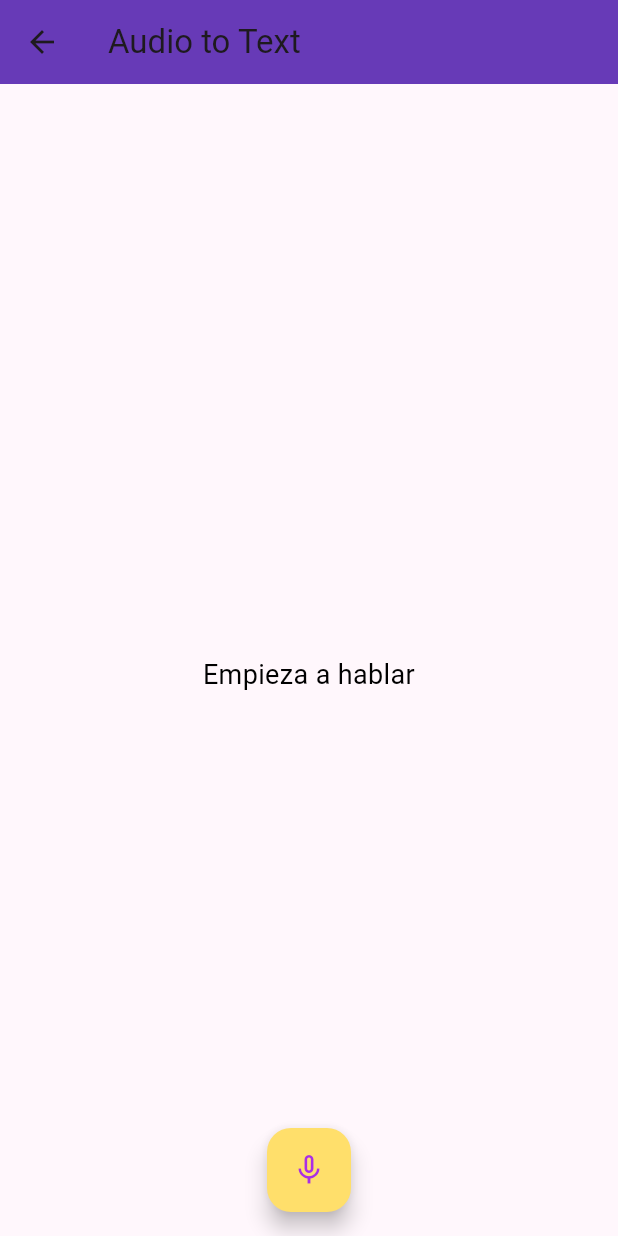
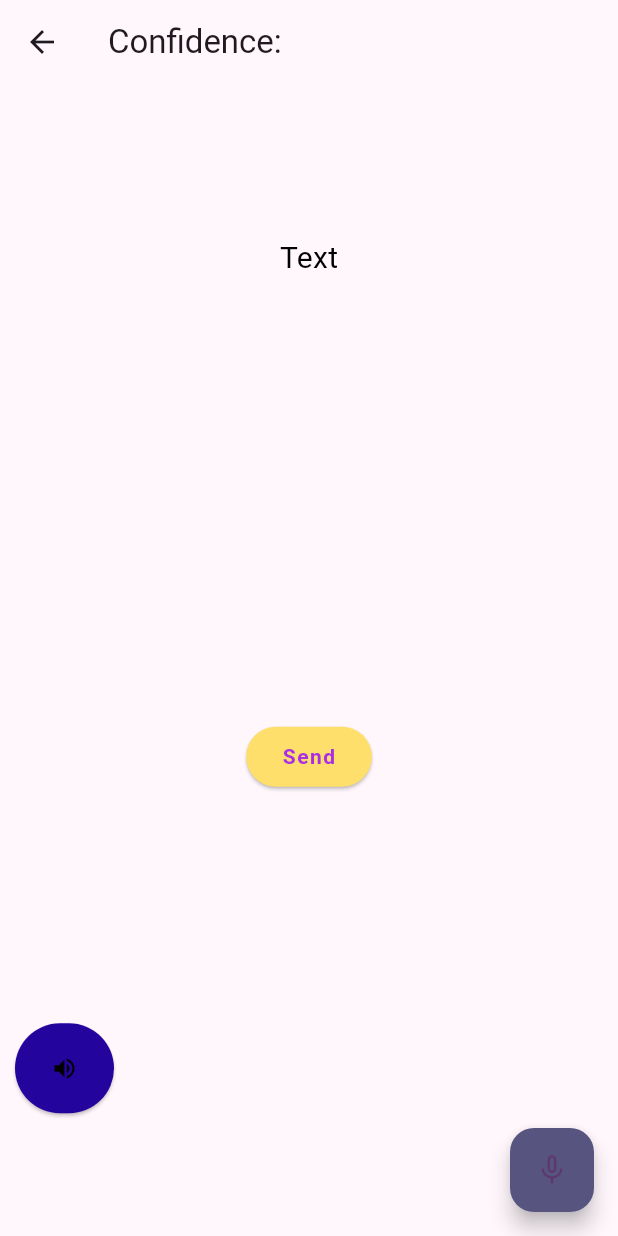
Before and after one commit to armandomm09/hackpue, a Flutter app: the AudioToTextPage screen opened directly, on a phone screen of 412 x 824 dp. Run offline on Flutter 3.47's test engine with Material 3 defaults, Android fonts, the phone set to English and light mode, and no system bars; drawn by our look-alikes of avatar_glow; our stand-ins replace audioplayers, awesome_snackbar_content, carousel_slider, cloud_firestore, file_picker, firebase_auth and 3 more; missing offline and left inert: record; accounts and stored records are empty; statements that could not run were skipped.

```diff
--- a/lib/main.dart
+++ b/lib/main.dart
@@ -24,7 +24,7 @@ class MyApp extends StatelessWidget {
   @override
   Widget build(BuildContext context) {
     return MaterialApp(
-        title: 'Flutter Demo',
+        title: 'Flutter Dmo',
         theme: ThemeData(
           colorScheme: ColorScheme.fromSeed(seedColor: lavender),
           useMaterial3: true,
--- a/lib/pages/chat/upload_audio.dart
+++ b/lib/pages/chat/upload_audio.dart
@@ -1,159 +1,192 @@
 import 'dart:convert';
-import 'dart:io';
+
+import 'package:audioplayers/audioplayers.dart';
 import 'package:avatar_glow/avatar_glow.dart';
 import 'package:flutter/material.dart';
-import 'package:flutter_sound/flutter_sound.dart';
+import 'package:hackpue/components/appButton.dart';
 import 'package:hackpue/constants.dart';
+import 'package:hackpue/pages/chat/chat_with_database.dart';
+import 'package:record/record.dart';
 import 'package:http/http.dart' as http;
-import 'package:permission_handler/permission_handler.dart';
-import 'package:path_provider/path_provider.dart';
 
 class AudioToTextPage extends StatefulWidget {
   @override
-  _AudioToTextPageState createState() => _AudioToTextPageState();
+  State<AudioToTextPage> createState() => _AudioToTextPageState();
 }
 
 class _AudioToTextPageState extends State<AudioToTextPage> {
-  final FlutterSoundRecorder _recorder = FlutterSoundRecorder();
-  bool _isRecording = false;
-  String? _recordedFilePath;
-  String _transcribedText = 'Empieza a hablar';
+  late Record audioRecord;
+  late AudioPlayer audioPlayer;
+  String convertedText = 'Text';
+  bool isRecording = false;
+  bool isListening = false;
+  String audioPath = '';
 
   @override
   void initState() {
     super.initState();
-    _initRecorder();
-  }
-
-  Future<void> _initRecorder() async {
-    await Permission.microphone.request();
-    await Permission.storage.request();
-    await _recorder.openRecorder();
+    audioRecord = Record();
+    audioPlayer = AudioPlayer();
+    audioPlayer.onPlayerComplete.listen((_) => audioCompletionListener());
   }
 
   @override
   void dispose() {
-    _recorder.closeRecorder();
+    audioPlayer.dispose();
+    audioRecord.dispose();
     super.dispose();
   }
 
-  Future<void> _startRecording() async {
-    final directory = await getTemporaryDirectory();
-    final filePath = '${directory.path}/temp_audio.aac';
-    await _recorder.startRecorder(toFile: filePath);
-    setState(() {
-      _isRecording = true;
-      _recordedFilePath = filePath;
-    });
-  }
+  Future<String> speechToText(String filePath) async {
+    try {
+      const apiKey = 'sk-proj-CCGa043OAmNNG4HgUFxET3BlbkFJ4WKsVsU1ZGM0B2nZ7v6d'; // Reemplaza con tu clave API
+      var url = Uri.https('api.openai.com', '/v1/audio/transcriptions');
+      var request = http.MultipartRequest("POST", url);
+      request.headers.addAll(({
+        "Authorization": "Bearer $apiKey"
+      }));
+      request.fields['model'] = 'whisper-1';
+      request.fields['language'] = 'es';
+      request.fields['response_format'] = 'verbose_json';
+      request.files.add(await http.MultipartFile.fromPath('file', filePath));
 
-  Future<void> _stopRecording() async {
-    await _recorder.stopRecorder();
-    setState(() {
-      _isRecording = false;
-    });
-    _transcribeAudio(); // Trigger transcription automatically
-  }
+      var response = await request.send();
+      var newResponse = await http.Response.fromStream(response);
 
-  Future<void> _transcribeAudio() async {
-    if (_recordedFilePath == null) return;
-
-    setState(() {
-      _transcribedText = 'Transcribing...';
-    });
-
-    try {
-      final file = File(_recordedFilePath!);
-      final bytes = await file.readAsBytes();
-      final uri = Uri.parse('https://api.openai.com/v1/audio/transcriptions');
-      final request = http.MultipartRequest('POST', uri);
-
-      request.files.add(http.MultipartFile.fromBytes(
-        'file',
-        bytes,
-        filename: 'audio.aac',
-      ));
-      request.fields['model'] = 'whisper-1';
-      request.headers['Authorization'] = 'Bearer YOUR_OPENAI_API_KEY';
-
-      final response = await request.send();
-
-      if (response.statusCode == 200) {
-        final responseData = await http.Response.fromStream(response);
-        final Map<String, dynamic> responseBody = jsonDecode(responseData.body);
-        setState(() {
-          _transcribedText = responseBody['text'] ?? 'Transcription failed';
-        });
-      } else {
-        setState(() {
-          _transcribedText = 'Hubo un error! ';
-        });
-      }
+      final responseData = json.decode(utf8.decode(newResponse.bodyBytes));
+      print(responseData);
+      return responseData['text'];
     } catch (e) {
-      print('Error: $e');
-      setState(() {
-        _transcribedText = 'Error during transcription';
-      });
-    }
-  }
-
-  Widget showIcon(bool isListening) {
-    if (isListening) {
-      return Icon(
-        Icons.mic,
-        color: happyYellow,
-      );
-    } else {
-      return Icon(
-        Icons.mic_none,
-        color: lavender,
-      );
+      print("Error al procesar la solicitud: $e");
+      return "Error al procesar la solicitud";
     }
   }
 
   @override
   Widget build(BuildContext context) {
     return Scaffold(
-      appBar: AppBar(
-        title: Text(
-          'Audio to Text',
-          textAlign: TextAlign.center,
-        ),
-        backgroundColor: Colors.deepPurple,
-      ),
-      floatingActionButtonLocation: FloatingActionButtonLocation.centerFloat,
+      floatingActionButtonLocation: FloatingActionButtonLocation.endFloat,
       floatingActionButton: AvatarGlow(
-        animate: _isRecording,
-        glowColor: pink,
-        //endRadius: 75.0,
-        duration: Duration(milliseconds: 2000),
+        animate: isRecording,
+        glowColor: Colors.pinkAccent,
+        duration: const Duration(milliseconds: 2000),
         repeat: true,
-        //showTwoGlows: true,
-        //repeatPauseDuration: Duration(milliseconds: 100),
         child: FloatingActionButton(
-          onPressed: _isRecording ? _stopRecording : _startRecording,
-          child: showIcon(_isRecording),
-          backgroundColor: _isRecording ? happyOrange : happyYellow,
+          backgroundColor: myBackGroundColor,
+          onPressed: isRecording ? stopRecording : startRecording,
+          child: Icon(isRecording ? Icons.mic : Icons.mic_none),
         ),
       ),
-      body: Center(
-        child: Padding(
-          padding: EdgeInsets.all(16.0),
-          child: Column(
-            mainAxisSize: MainAxisSize.max,
-            mainAxisAlignment: MainAxisAlignment.center,
-            crossAxisAlignment: CrossAxisAlignment.center,
+      appBar: AppBar(
+        title: const Text('Confidence:'),
+      ),
+      body: Column(
+        mainAxisAlignment: MainAxisAlignment.spaceAround,
+        children: [
+          Container(
+            padding: const EdgeInsets.fromLTRB(30.0, 30.0, 30.0, 150.0),
+            child: Text(
+              convertedText,
+              style: const TextStyle(
+                fontSize: 20.0,
+                color: Colors.black,
+              ),
+            ),
+          ),
+          //SizedBox(height: 90,),
+          AppButton(text: 'Send', onPressed: () {
+            print('Textt: ' + convertedText);
+            Navigator.push(
+                            context,
+                            MaterialPageRoute(
+                              builder: (context) => ChatWithDatabase(initialQuestion: convertedText,),
+                            ),
+                          );
+          },),
+          Row(
+            mainAxisAlignment: MainAxisAlignment.start,
             children: [
-              const SizedBox(height: 20),
-              Text(
-                _transcribedText,
-                style: TextStyle(fontSize: 18, color: Colors.black),
-                textAlign: TextAlign.center,
+              Padding(
+                padding: const EdgeInsets.all(10.0),
+                child: ElevatedButton(
+                  onPressed: startListeningRecording,
+                  style: ElevatedButton.styleFrom(
+                    foregroundColor: Colors.black,
+                    minimumSize: const Size(40, 60),
+                    backgroundColor: deepPurple,
+                  ),
+                  child: Icon(isListening ? Icons.volume_mute : Icons.volume_up),
+                ),
               ),
             ],
           ),
-        ),
+        ],
       ),
     );
   }
+
+  void audioCompletionListener() {
+    setState(() {
+      isListening = false;
+    });
+  }
+
+  Future<void> startListeningRecording() async {
+    try {
+      print('Playing...');
+      Source source = UrlSource(audioPath);
+      setState(() {
+        isListening = true;
+      });
+      await audioPlayer.play(source);
+    } catch (e) {
+      setState(() {
+        isListening = false;
+      });
+      print('Error while playing audio... $e');
+    }
+  }
+
+  Future<void> stopListeningRecording() async {
+    try {
+      print('Stopped listening');
+      setState(() {
+        isListening = false;
+      });
+      await audioPlayer.stop();
+    } catch (e) {
+      setState(() {
+        isListening = true;
+      });
+    }
+  }
+
+  void startRecording() async {
+    try {
+      if (await audioRecord.hasPermission()) {
+        audioRecord.start();
+        setState(() {
+          isRecording = true;
+        });
+      }
+    } catch (e) {
+      print('Error recording: $e');
+    }
+  }
+
+  void stopRecording() async {
+    try {
+      String? path = await audioRecord.stop();
+      setState(() {
+        isRecording = false;
+        audioPath = path!;
+      });
+      String? newText = await speechToText(path!.substring(7));
+      setState(() {
+        convertedText = newText;
+      });
+    } catch (e) {
+      print('Error stopping recorder $e');
+    }
+  }
 }
--- a/pubspec.yaml
+++ b/pubspec.yaml
@@ -48,6 +48,8 @@ dependencies:
   flutter_markdown: ^0.7.2+1
   avatar_glow: ^3.0.1
   highlight_text: ^1.7.0
+  record: ^4.4.4
+  audioplayers: ^6.0.0
 
 dev_dependencies:
   flutter_test:
```
Also changed, not shown: lib/pages/chat/chat_with_database.dart (+9 -1 lines), pubspec.lock, 7 other files.
